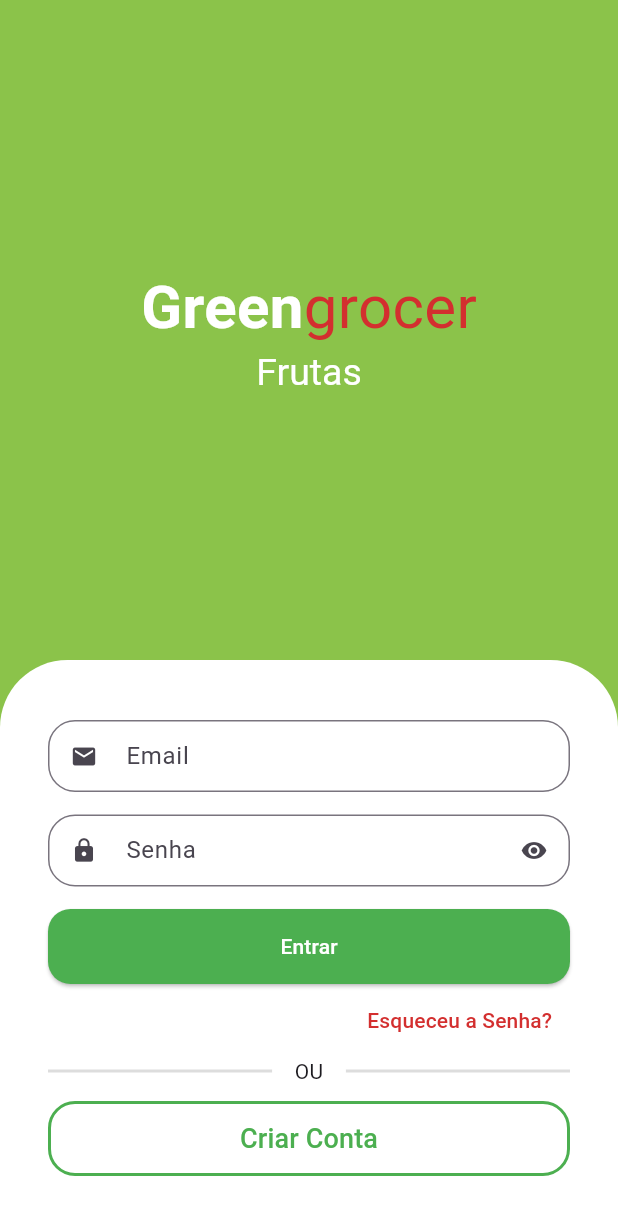
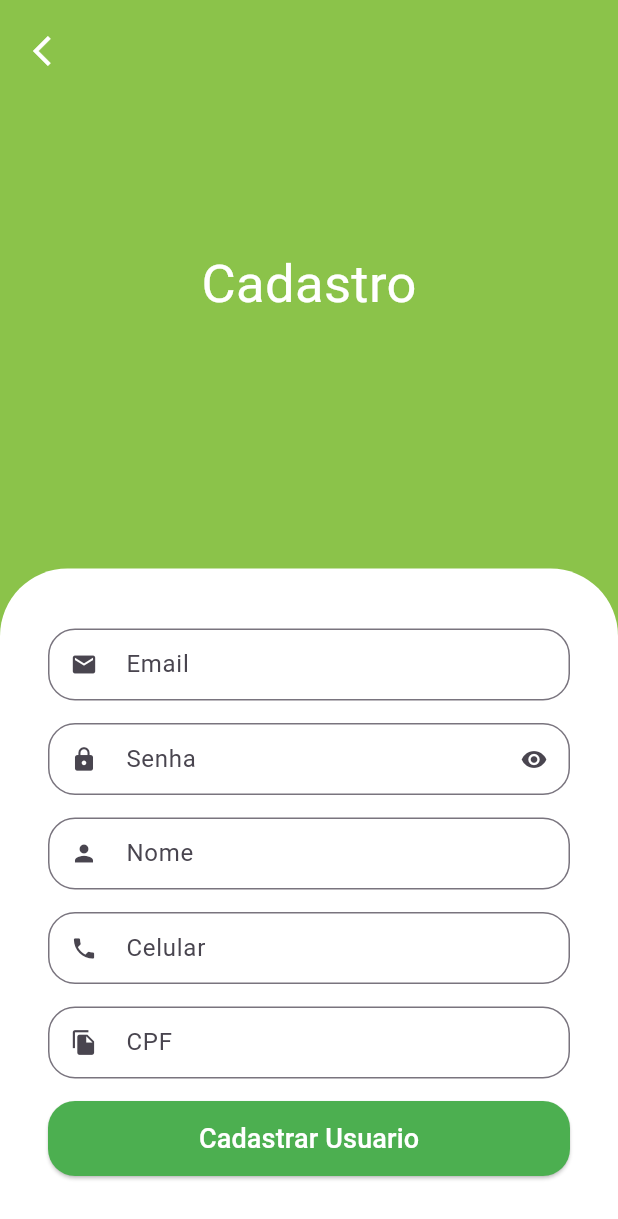
Before and after one commit to Crisley-dev/greengrocer, a Flutter app: the screen it shows after launch, after a tap on "Criar Conta", on a phone screen of 412 x 824 dp. Shown: the top 1219 px of the screen. Run offline on Flutter 3.47's test engine with Material 3 defaults, Android fonts, the phone set to English and light mode, and no system bars; drawn by our look-alikes of animated_text_kit; our stand-ins replace mask_text_input_formatter.

Commit message:
Tela de cadastro, navegação de paginas, plugin mascaras de texto

```diff
--- a/lib/src/auth/components/custom_text_field.dart
+++ b/lib/src/auth/components/custom_text_field.dart
@@ -1,15 +1,19 @@
 import 'package:flutter/material.dart';
+import 'package:flutter/services.dart';
 
 class CustomTextField extends StatefulWidget {
   final IconData icon;
   final String label;
   final bool isSecret;
+  final List<TextInputFormatter>? inputFormatters;
 
-  const CustomTextField(
-      {super.key,
-      required this.icon,
-      required this.label,
-      this.isSecret = false});
+  const CustomTextField({
+    super.key,
+    required this.icon,
+    required this.label,
+    this.isSecret = false,
+    this.inputFormatters,
+  });
 
   @override
   State<CustomTextField> createState() => _CustomTextFieldState();
@@ -29,6 +33,7 @@ class _CustomTextFieldState extends State<CustomTextField> {
     return Padding(
       padding: const EdgeInsets.only(bottom: 15),
       child: TextFormField(
+        inputFormatters: widget.inputFormatters,
         obscureText: isObscure,
         decoration: InputDecoration(
             prefixIcon: Icon(widget.icon),
--- a/lib/src/auth/sign_in_screen.dart
+++ b/lib/src/auth/sign_in_screen.dart
@@ -1,6 +1,7 @@
 import 'package:animated_text_kit/animated_text_kit.dart';
 import 'package:flutter/material.dart';
 import 'package:greengrocer/src/auth/components/custom_text_field.dart';
+import 'package:greengrocer/src/auth/sign_up_screen.dart';
 import 'package:greengrocer/src/config/custom_color.dart';
 
 class SignInScreen extends StatelessWidget {
@@ -140,7 +141,12 @@ class SignInScreen extends StatelessWidget {
                     SizedBox(
                       height: 50,
                       child: OutlinedButton(
-                          onPressed: () {},
+                          onPressed: () {
+                            Navigator.of(context)
+                                .push(MaterialPageRoute(builder: (c) {
+                              return SignUpScreen();
+                            }));
+                          },
                           style: OutlinedButton.styleFrom(
                               shape: RoundedRectangleBorder(
                                   borderRadius: BorderRadius.circular(18)),
--- /dev/null
+++ b/lib/src/auth/sign_up_screen.dart
@@ -0,0 +1,111 @@
+import 'package:flutter/material.dart';
+import 'package:greengrocer/src/auth/components/custom_text_field.dart';
+import 'package:greengrocer/src/config/custom_color.dart';
+import 'package:mask_text_input_formatter/mask_text_input_formatter.dart';
+
+class SignUpScreen extends StatelessWidget {
+  SignUpScreen({super.key});
+
+  final cpfFormater = MaskTextInputFormatter(
+    mask: '###.###.###-##',
+    filter: {'#': RegExp(r'[0-9]')},
+  );
+
+  final phoneFormater = MaskTextInputFormatter(
+    mask: '## # ####-####',
+    filter: {'#': RegExp(r'[0-9]')},
+  );
+
+  @override
+  Widget build(BuildContext context) {
+    final size = MediaQuery.of(context).size;
+
+    return Scaffold(
+      backgroundColor: CustomColors.customSwatchColor,
+      body: SingleChildScrollView(
+        child: SizedBox(
+          height: size.height,
+          width: size.width,
+          child: Stack(
+            children: [
+              Column(children: [
+                const Expanded(
+                  child: Center(
+                    child: Text(
+                      'Cadastro',
+                      style: TextStyle(color: Colors.white, fontSize: 35),
+                    ),
+                  ),
+                ),
+                Container(
+                  padding:
+                      const EdgeInsets.symmetric(horizontal: 32, vertical: 40),
+                  decoration: const BoxDecoration(
+                    color: Colors.white,
+                    borderRadius:
+                        BorderRadius.vertical(top: Radius.circular(45)),
+                  ),
+                  child: Column(
+                    crossAxisAlignment: CrossAxisAlignment.stretch,
+                    children: [
+                      const CustomTextField(
+                        icon: Icons.email,
+                        label: 'Email',
+                      ),
+                      const CustomTextField(
+                        icon: Icons.lock,
+                        label: 'Senha',
+                        isSecret: true,
+                      ),
+                      const CustomTextField(
+                        icon: Icons.person,
+                        label: 'Nome',
+                      ),
+                      CustomTextField(
+                        icon: Icons.phone,
+                        label: 'Celular',
+                        inputFormatters: [phoneFormater],
+                      ),
+                      CustomTextField(
+                        icon: Icons.file_copy,
+                        label: 'CPF',
+                        inputFormatters: [cpfFormater],
+                      ),
+                      SizedBox(
+                          height: 50,
+                          child: ElevatedButton(
+                              style: ElevatedButton.styleFrom(
+                                  shape: RoundedRectangleBorder(
+                                      borderRadius: BorderRadius.circular(18)),
+                                  backgroundColor: Colors.green),
+                              onPressed: () {},
+                              child: const Text(
+                                'Cadastrar Usuario',
+                                style: TextStyle(
+                                    fontSize: 18, color: Colors.white),
+                              )))
+                    ],
+                  ),
+                )
+              ]),
+              Positioned(
+                left: 10,
+                top: 10,
+                child: SafeArea(
+                  child: IconButton(
+                      onPressed: () {
+                        Navigator.of(context).pop();
+                      },
+                      icon: const Icon(
+                        Icons.arrow_back_ios,
+                        color: Colors.white,
+                      )),
+                ),
+              )
+            ],
+          ),
+        ),
+      ),
+    );
+  }
+}
--- a/pubspec.yaml
+++ b/pubspec.yaml
@@ -36,6 +36,7 @@ dependencies:
   # Use with the CupertinoIcons class for iOS style icons.
   cupertino_icons: ^1.0.2
   animated_text_kit: ^4.2.2
+  mask_text_input_formatter: ^2.7.0
 
 dev_dependencies:
   flutter_test:
```
Also changed, not shown: pubspec.lock.
